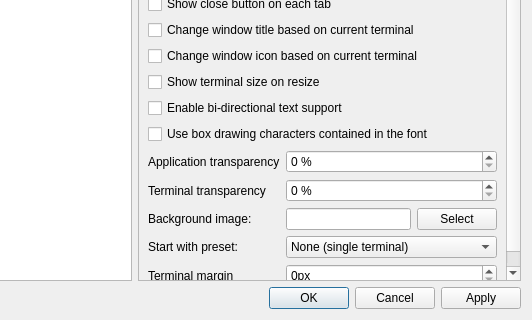
lxqt/qterminal, file src/forms/propertiesdialog.ui: the form before one commit; both pictures show x 168 to 700 and y 380 to 700 of the 700 by 700 pixel window.
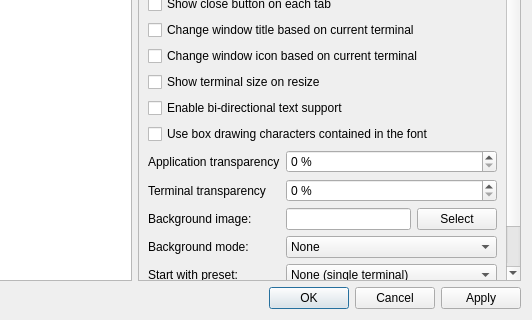
The form after the commit. Icons and pictures are not drawn.

Commit message:
Added modes for background image
Follows and depends on https://github.com/lxqt/qtermwidget/pull/385.

Closes https://github.com/lxqt/qterminal/issues/489

```diff
--- a/src/forms/propertiesdialog.ui
+++ b/src/forms/propertiesdialog.ui
@@ -198,7 +198,7 @@
            <item row="2" column="1">
             <widget class="QComboBox" name="colorSchemaCombo"/>
            </item>
-           <item row="23" column="0">
+           <item row="24" column="0">
             <widget class="QLabel" name="label_9">
              <property name="text">
               <string>Start with preset:</string>
@@ -208,7 +208,7 @@
              </property>
             </widget>
            </item>
-           <item row="23" column="1">
+           <item row="24" column="1">
             <widget class="QComboBox" name="terminalPresetComboBox">
              <item>
               <property name="text">
@@ -242,7 +242,7 @@
              </property>
             </widget>
            </item>
-           <item row="24" column="0">
+           <item row="25" column="0">
             <widget class="QLabel" name="label_15">
              <property name="text">
               <string>Terminal margin</string>
@@ -293,6 +293,42 @@
              </item>
             </layout>
            </item>
+           <item row="23" column="0">
+            <widget class="QLabel" name="label_16">
+             <property name="text">
+              <string>Background mode:</string>
+             </property>
+            </widget>
+           </item>
+           <item row="23" column="1">
+            <widget class="QComboBox" name="backgroundModecomboBox">
+             <item>
+              <property name="text">
+               <string>None</string>
+              </property>
+             </item>
+             <item>
+              <property name="text">
+               <string>Stretch</string>
+              </property>
+             </item>
+             <item>
+              <property name="text">
+               <string>Zoom</string>
+              </property>
+             </item>
+             <item>
+              <property name="text">
+               <string>Fit</string>
+              </property>
+             </item>
+             <item>
+              <property name="text">
+               <string>Center</string>
+              </property>
+             </item>
+            </widget>
+           </item>
            <item row="6" column="0">
             <widget class="QLabel" name="label_12">
              <property name="text">
@@ -306,7 +342,7 @@
            <item row="5" column="1">
             <widget class="QComboBox" name="tabsPos_comboBox"/>
            </item>
-           <item row="25" column="0" colspan="2">
+           <item row="26" column="0" colspan="2">
             <spacer name="verticalSpacer_3">
              <property name="orientation">
               <enum>Qt::Vertical</enum>
@@ -369,7 +405,7 @@
              </property>
             </widget>
            </item>
-           <item row="24" column="1">
+           <item row="25" column="1">
             <widget class="QSpinBox" name="terminalMarginSpinBox">
              <property name="suffix">
               <string>px</string>
```
The commit also changes 4 other files.
